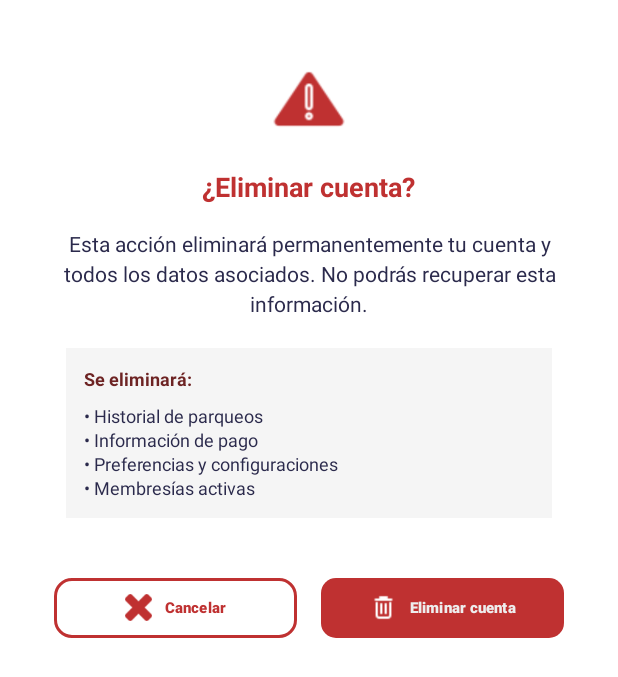
After one commit to Lovoh17/Parking_UES, an Android app: the layout dialogo_reportar_perfil.xml on its own in the app's theme, with its tools: preview values and no code run, on a phone screen of 412 x 824 dp. The commit adds this screen. Shown: the top 677 px of the screen. Run offline under Robolectric (Android 15) with nearby library versions, the phone set to English and light mode, and no system bars.

Commit message:
Agregando dialogo de eliminar cuneta

```diff
--- /dev/null
+++ b/app/src/main/java/com/example/parking_ues/Dialogs/ReportarPerfilDialog.java
@@ -0,0 +1,50 @@
+package com.example.parking_ues.Dialogs;
+
+import android.os.Bundle;
+import android.view.LayoutInflater;
+import android.view.View;
+import android.view.ViewGroup;
+
+import androidx.annotation.NonNull;
+import androidx.annotation.Nullable;
+import androidx.fragment.app.DialogFragment;
+
+import com.example.parking_ues.R;
+import com.google.android.material.button.MaterialButton;
+
+public class ReportarPerfilDialog extends DialogFragment {
+    private MaterialButton btnConfirmarBorrarCuenta, btnCancelarBorrarCuenta;
+
+    //METODO ONSTAR (se ejecuta cunado eldialogo se va mostrar en pantalla)
+    @Override
+    public void onStart() {
+        super.onStart();
+        if(getDialog() != null){
+            getDialog().getWindow().setLayout(ViewGroup.LayoutParams.MATCH_PARENT, ViewGroup.LayoutParams.WRAP_CONTENT);
+        }
+    }
+
+    //METODO ONCREATEVIEW (CREAA LA VISTA DEL DIALOGO APARTIR DEL XML)
+
+    @Nullable
+    @Override
+    public View onCreateView(@NonNull LayoutInflater inflater, @Nullable ViewGroup container, @Nullable Bundle savedInstanceState) {
+        View view = inflater.inflate(R.layout.dialogo_reportar_perfil, container, false);
+        AsociarElementosXML(view);
+
+        //ACCION DE CALCELAR CIAERRAR EL DIALOGO
+        btnCancelarBorrarCuenta.setOnClickListener(v -> dismiss()); //SALIR
+
+        //ACCION DE ELIMINAR CUENTA
+
+
+        return view;
+    }
+
+    //METOD PARA ASOCIAR ELEMENTOS
+    private void AsociarElementosXML(View view){
+        btnCancelarBorrarCuenta = view.findViewById(R.id.btnCancelarBorrarCuenta);
+        btnConfirmarBorrarCuenta = view.findViewById(R.id.btnConfirmarBorrarCuenta);
+    }
+
+}
--- a/app/src/main/java/com/example/parking_ues/Fragments/PerfilClienteFragment.java
+++ b/app/src/main/java/com/example/parking_ues/Fragments/PerfilClienteFragment.java
@@ -15,6 +15,8 @@ import android.widget.ImageView;
 import android.widget.TextView;
 import android.widget.Toast;
 
+import com.example.parking_ues.Dialogs.NombreDialogo;
+import com.example.parking_ues.Dialogs.ReportarPerfilDialog;
 import com.example.parking_ues.EditarContraseniaActivity;
 import com.example.parking_ues.EditarPerfilActivity;
 import com.example.parking_ues.R;
@@ -88,6 +90,12 @@ public class PerfilClienteFragment extends Fragment {
             mostrarDialogoCerrarSesion();
         });
 
+        //EVENTO PARA EL BOTON REPORTAR PERFIL
+        lblReportarPerfil.setOnClickListener(v ->{
+            ReportarPerfilDialog dialogo = new ReportarPerfilDialog();
+            dialogo.show(getParentFragmentManager(), "ReportarPerfil");
+        });
+
 
         return view;
     }
--- /dev/null
+++ b/app/src/main/res/layout/dialogo_reportar_perfil.xml
@@ -0,0 +1,139 @@
+<?xml version="1.0" encoding="utf-8"?>
+<androidx.constraintlayout.widget.ConstraintLayout xmlns:android="http://schemas.android.com/apk/res/android"
+    android:layout_width="match_parent"
+    android:layout_height="wrap_content"
+    xmlns:app="http://schemas.android.com/apk/res-auto"
+    android:background="@drawable/style_redondeado_blanco"
+    android:fillViewport="true">
+
+    <LinearLayout
+        android:layout_width="match_parent"
+        android:layout_height="wrap_content"
+        android:gravity="center"
+        android:background="@color/blanco"
+        android:orientation="vertical"
+        android:padding="20dp">
+
+        <LinearLayout
+            android:layout_width="match_parent"
+            android:layout_height="wrap_content"
+            android:orientation="vertical"
+            android:padding="16dp">
+
+            <!-- ICONO DE ADVERTENCIA -->
+            <ImageView
+                android:layout_width="60dp"
+                android:layout_height="60dp"
+                android:layout_gravity="center"
+                android:layout_marginBottom="16dp"
+                android:contentDescription="Advertencia"
+                android:src="@drawable/ic_warning"
+                app:tint="@color/rojo_brillante" />
+
+            <!-- TITULO -->
+            <TextView
+                android:layout_width="wrap_content"
+                android:layout_height="wrap_content"
+                android:layout_gravity="center"
+                android:layout_marginBottom="16dp"
+                android:text="¿Eliminar cuenta?"
+                android:textColor="@color/rojo_brillante"
+                android:textSize="18sp"
+                android:textStyle="bold" />
+
+            <!-- MENSAJ DE CONFIRMACION -->
+            <TextView
+                android:layout_width="match_parent"
+                android:layout_height="wrap_content"
+                android:layout_marginBottom="20dp"
+                android:gravity="center"
+                android:text="Esta acción eliminará permanentemente tu cuenta y todos los datos asociados. No podrás recuperar esta información."
+                android:textColor="#2B2A4C"
+                android:textSize="14sp"
+                android:lineSpacingExtra="4dp" />
+
+            <!-- LISTA DE ELEMENTOS QUE SE BORRARAN -->
+            <LinearLayout
+                android:layout_width="match_parent"
+                android:layout_height="wrap_content"
+                android:layout_marginBottom="20dp"
+                android:orientation="vertical"
+                android:background="#F5F5F5"
+                android:padding="12dp"
+                android:layout_marginHorizontal="8dp">
+
+                <TextView
+                    android:layout_width="match_parent"
+                    android:layout_height="wrap_content"
+                    android:layout_marginBottom="8dp"
+                    android:text="Se eliminará:"
+                    android:textColor="#6D2323"
+                    android:textSize="12sp"
+                    android:textStyle="bold" />
+
+                <TextView
+                    android:layout_width="match_parent"
+                    android:layout_height="wrap_content"
+                    android:text="• Historial de parqueos\n• Información de pago\n• Preferencias y configuraciones\n• Membresías activas"
+                    android:textColor="#2B2A4C"
+                    android:textSize="12sp"
+                    android:lineSpacingExtra="2dp" />
+
+            </LinearLayout>
+
+            <!-- CAMPO DE CONFIRMACION -->
+            <com.google.android.material.textfield.TextInputLayout
+                android:layout_width="match_parent"
+                android:layout_height="wrap_content"
+                android:layout_marginBottom="16dp"
+                app:boxStrokeColor="#7D0A0A"
+                app:hintTextColor="#6D2323"/>
+
+            <!-- BOTONES CANCELAR Y ELIMINAR -->
+            <LinearLayout
+                android:layout_width="match_parent"
+                android:layout_height="wrap_content"
+                android:gravity="center"
+                android:orientation="horizontal">
+
+                <com.google.android.material.button.MaterialButton
+                    android:id="@+id/btnCancelarBorrarCuenta"
+                    android:layout_width="0dp"
+                    android:layout_height="wrap_content"
+                    android:layout_marginEnd="8dp"
+                    android:layout_weight="1"
+                    android:text="Cancelar"
+                    android:textColor="@color/rojo_brillante"
+                    android:textSize="10sp"
+                    android:textStyle="bold"
+                    app:backgroundTint="@android:color/transparent"
+                    app:cornerRadius="12dp"
+                    app:icon="@drawable/ic_x"
+                    app:iconGravity="textStart"
+                    app:iconTint="@color/rojo_brillante"
+                    app:strokeColor="@color/rojo_brillante"
+                    app:strokeWidth="2dp" />
+
+                <com.google.android.material.button.MaterialButton
+                    android:id="@+id/btnConfirmarBorrarCuenta"
+                    android:layout_width="0dp"
+                    android:layout_height="wrap_content"
+                    android:layout_marginStart="8dp"
+                    android:layout_weight="1"
+                    android:text="Eliminar cuenta"
+                    android:textColor="#EEEEEE"
+                    android:textSize="10sp"
+                    android:textStyle="bold"
+                    app:backgroundTint="@color/rojo_brillante"
+                    app:cornerRadius="10dp"
+                    app:icon="@drawable/ic_basurero"
+                    app:iconGravity="textStart"
+                    app:iconTint="@color/blanco" />
+
+            </LinearLayout>
+
+        </LinearLayout>
+
+    </LinearLayout>
+
+</androidx.constraintlayout.widget.ConstraintLayout>
--- a/app/src/main/res/layout/fragment_perfil_cliente.xml
+++ b/app/src/main/res/layout/fragment_perfil_cliente.xml
@@ -351,7 +351,7 @@
                         android:layout_width="0dp"
                         android:layout_height="wrap_content"
                         android:layout_weight="1"
-                        android:text="Reportar de mi perfil"
+                        android:text="Eliminar cuenta"
                         android:textColor="#2C2C2C"
                         android:textSize="16sp"
                         android:textStyle="bold" />
```
Also changed, not shown: app/src/main/res/drawable/ic_basurero.png (added).
